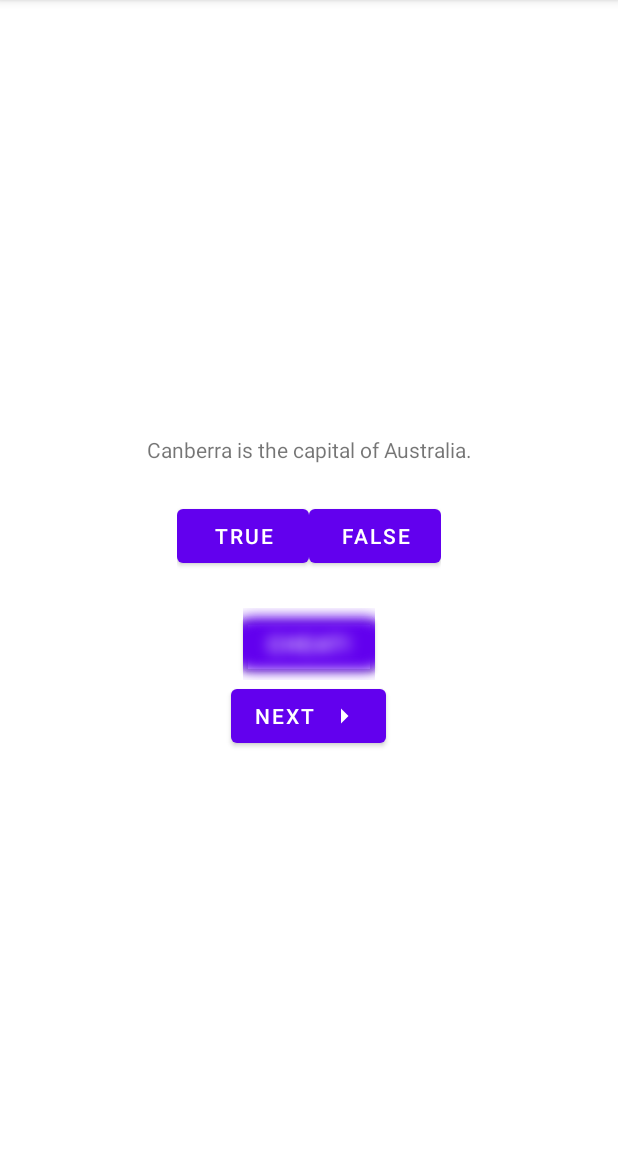
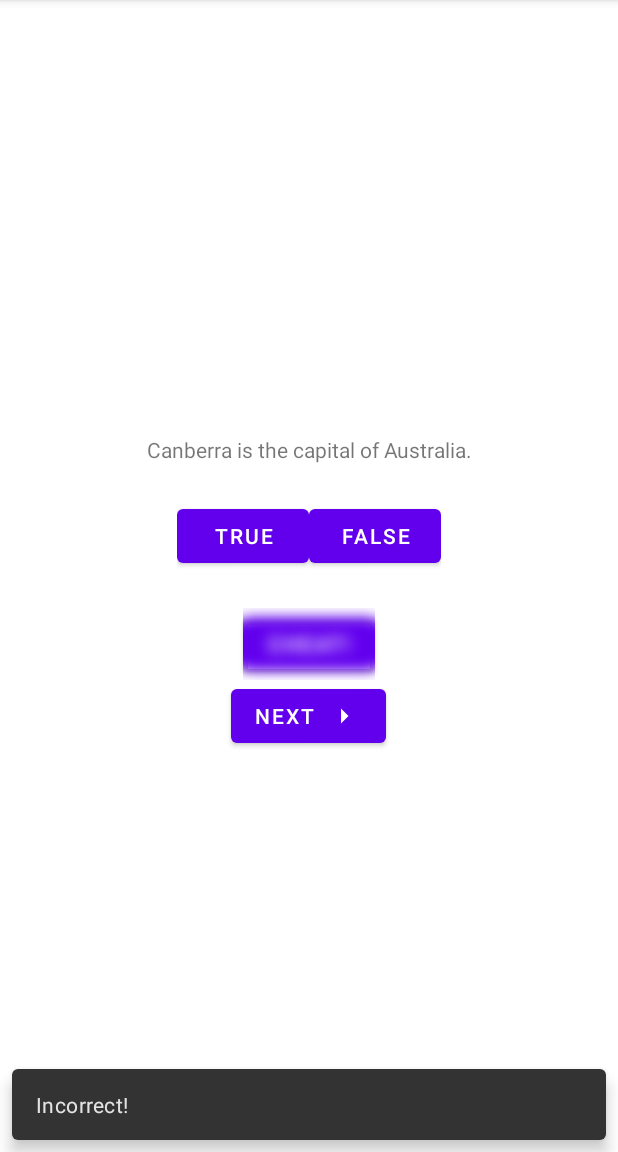
Before and after one commit to otaldoandre/GeoQuiz-App, an Android app: the screen it shows after launch (MainActivity), after a tap on "FALSE", on a phone screen of 412 x 824 dp, the part 84-1236 px from its top. Run offline under Robolectric (Android 15) with nearby library versions, the phone set to English and light mode, and no system bars; 1 other tap on this screen came first.

```diff
--- a/app/src/main/java/com/bignerdranch/android/geoquiz/MainActivity.kt
+++ b/app/src/main/java/com/bignerdranch/android/geoquiz/MainActivity.kt
@@ -15,6 +15,7 @@ import androidx.activity.result.contract.ActivityResultContracts
 import androidx.activity.viewModels
 import androidx.annotation.RequiresApi
 import com.bignerdranch.android.geoquiz.databinding.ActivityMainBinding
+import com.google.android.material.snackbar.Snackbar
 
 private const val TAG = "MainActivity"
 
@@ -101,12 +102,11 @@ class MainActivity : AppCompatActivity() {
 
     private fun checkAnswer(userAnswer: Boolean) {
         val correctAnswer = quizViewModel.currentQuestionAnswer
-        val messageResId = when {
-            quizViewModel.isCheater -> R.string.judgment_toast
-            userAnswer == correctAnswer -> R.string.correct_toast
-            else -> R.string.incorrect_toast
+        when {
+            quizViewModel.isCheater -> Snackbar.make(binding.cheatButton, R.string.judgment_toast, Toast.LENGTH_SHORT).show()
+            userAnswer == correctAnswer -> Snackbar.make(binding.trueButton, R.string.correct_toast, Toast.LENGTH_SHORT).show()
+            else -> Snackbar.make(binding.falseButton, R.string.incorrect_toast, Toast.LENGTH_SHORT).show()
         }
-        Toast.makeText(this, messageResId, Toast.LENGTH_SHORT).show()
     }
 
     @RequiresApi(Build.VERSION_CODES.S)
```
